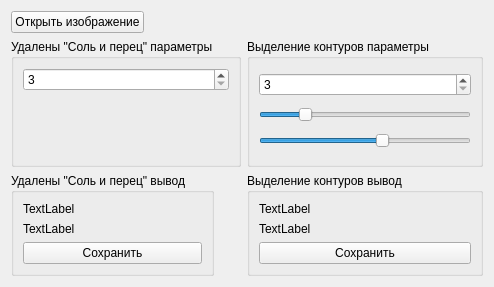
Old version of the form frontend/res/mainwidget.ui in the repository Ingener74/Hollow-Scorpion.
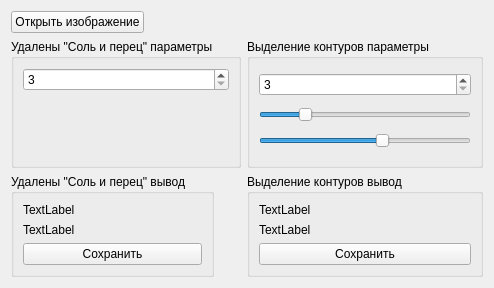
New version of the form. Icons and pictures are not drawn.

```diff
--- a/frontend/res/mainwidget.ui
+++ b/frontend/res/mainwidget.ui
@@ -7,7 +7,7 @@
     <x>0</x>
     <y>0</y>
     <width>494</width>
-    <height>287</height>
+    <height>288</height>
    </rect>
   </property>
   <property name="windowTitle">
```
Left out of the diff: 2 changed lines with no effect on the pictures.
